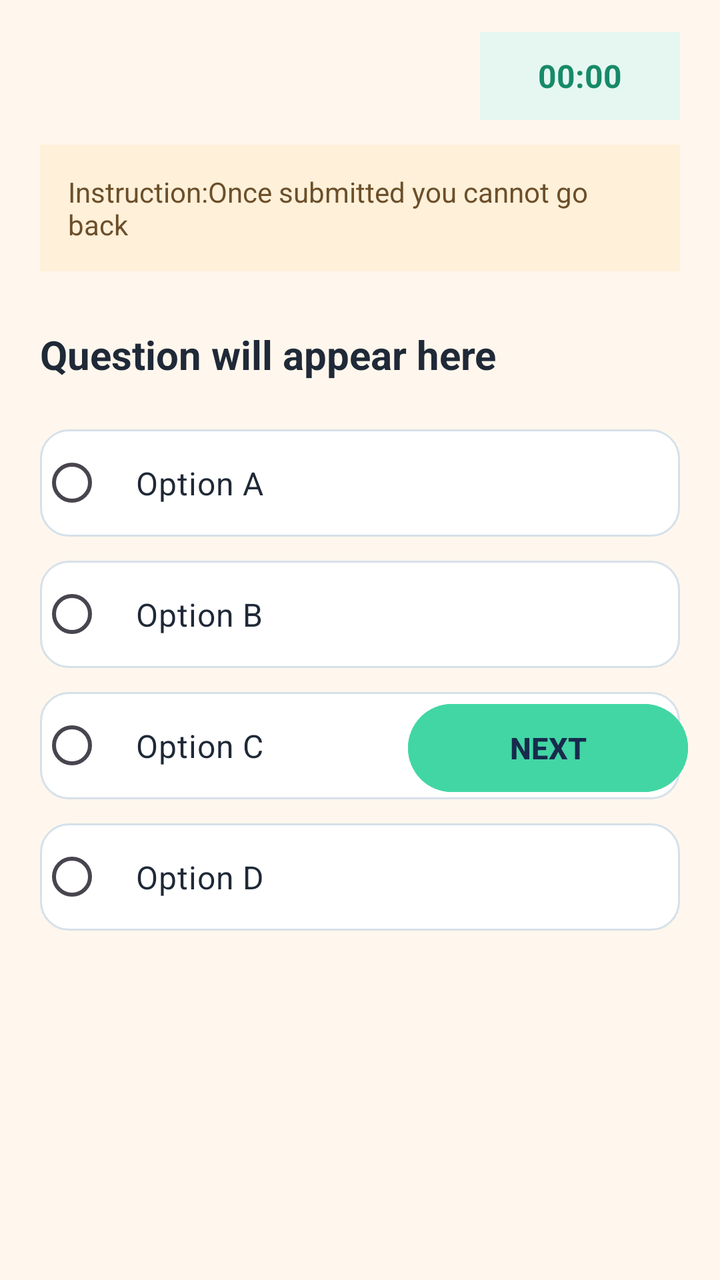
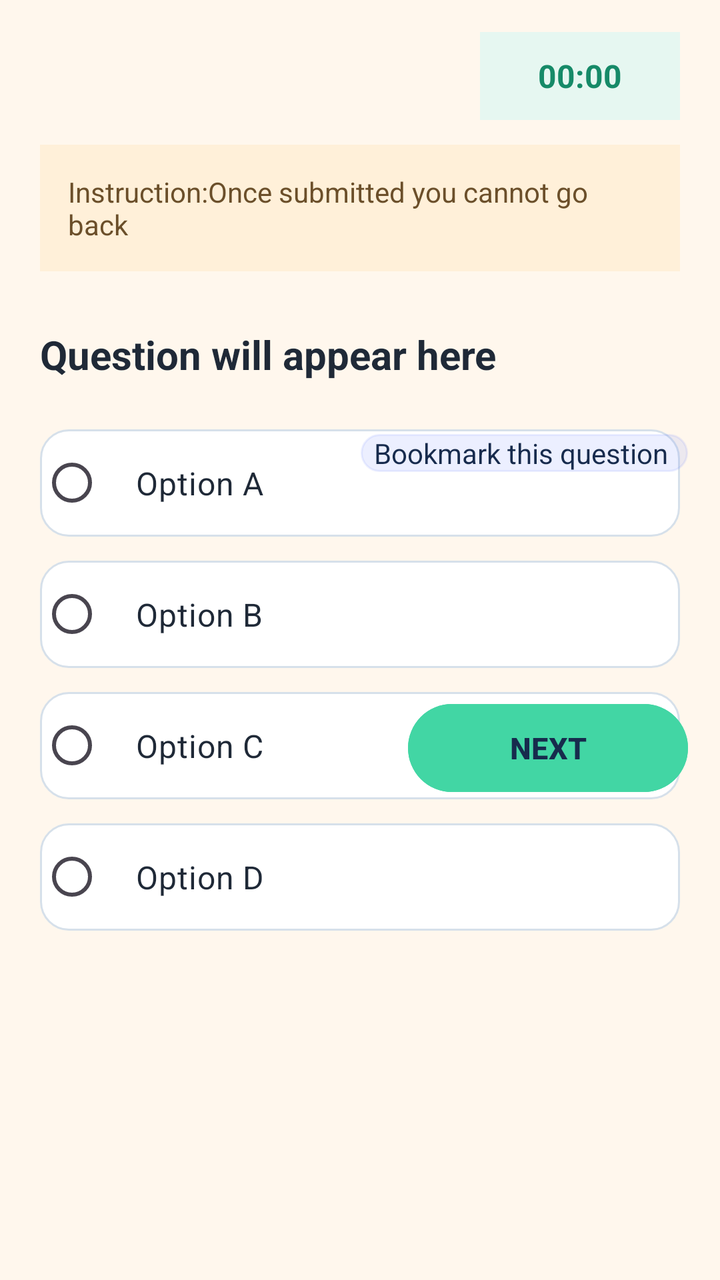

Two renders of the same Android screen: before a commit and after it. Below are the layout's source before the change and the commit's diff.
<!-- AndroidManifest.xml: application theme Theme.PrepMate -->
<!-- res/layout/activity_exam_page.xml -->
<?xml version="1.0" encoding="utf-8"?>
<androidx.constraintlayout.widget.ConstraintLayout
    xmlns:android="http://schemas.android.com/apk/res/android"
    xmlns:app="http://schemas.android.com/apk/res-auto"
    xmlns:tools="http://schemas.android.com/tools"
    android:layout_width="match_parent"
    android:layout_height="match_parent"
    android:background="#FFF7ED">

    
    <TextView
        android:id="@+id/questionNumberText"
        android:layout_width="wrap_content"
        android:layout_height="wrap_content"
        android:layout_marginStart="20dp"
        android:layout_marginTop="24dp"
        android:text=""
        android:textColor="#1F2937"
        android:textSize="18sp"
        android:textStyle="bold"
        app:layout_constraintStart_toStartOf="parent"
        app:layout_constraintTop_toTopOf="parent" />

    
    <TextView
        android:id="@+id/timerText"
        android:layout_width="100dp"
        android:layout_height="44dp"
        android:layout_marginTop="16dp"
        android:layout_marginEnd="20dp"
        android:background="#E6F7F1"
        android:gravity="center"
        android:text="00:00"
        android:textColor="#168A68"
        android:textSize="16sp"
        android:textStyle="bold"
        app:layout_constraintEnd_toEndOf="parent"
        app:layout_constraintTop_toTopOf="parent" />

    
    <TextView
        android:id="@+id/instructionText"
        android:layout_width="0dp"
        android:layout_height="wrap_content"
        android:layout_marginStart="20dp"
        android:layout_marginTop="24dp"
        android:layout_marginEnd="20dp"
        android:background="#FFF0D9"
        android:padding="14dp"
        android:text="Instruction:Once submitted you cannot go back"
        android:textColor="#6B4F2A"
        android:textSize="14sp"
        app:layout_constraintEnd_toEndOf="parent"
        app:layout_constraintStart_toStartOf="parent"
        app:layout_constraintTop_toBottomOf="@id/questionNumberText" />

    
    <TextView
        android:id="@+id/questionText"
        android:layout_width="0dp"
        android:layout_height="wrap_content"
        android:layout_marginStart="20dp"
        android:layout_marginTop="28dp"
        android:layout_marginEnd="20dp"
        android:text="Question will appear here"
        android:textColor="#1F2937"
        android:textSize="20sp"
        android:textStyle="bold"
        app:layout_constraintEnd_toEndOf="parent"
        app:layout_constraintStart_toStartOf="parent"
        app:layout_constraintTop_toBottomOf="@id/instructionText" />

    
    <RadioGroup
        android:id="@+id/optionsGroup"
        android:layout_width="0dp"
        android:layout_height="wrap_content"
        android:layout_marginStart="20dp"
        android:layout_marginTop="24dp"
        android:layout_marginEnd="20dp"
        android:orientation="vertical"
        app:layout_constraintEnd_toEndOf="parent"
        app:layout_constraintStart_toStartOf="parent"
        app:layout_constraintTop_toBottomOf="@id/questionText">

        
        <RadioButton
            android:id="@+id/optionA"
            android:layout_width="match_parent"
            android:layout_height="wrap_content"
            android:background="@drawable/exam_option_background"
            android:buttonTint="#168A68"
            android:padding="16dp"
            android:text="Option A"
            android:textColor="#1F2937"
            android:textSize="16sp" />

        
        <RadioButton
            android:id="@+id/optionB"
            android:layout_width="match_parent"
            android:layout_height="wrap_content"
            android:layout_marginTop="12dp"
            android:background="@drawable/exam_option_background"
            android:buttonTint="#168A68"
            android:padding="16dp"
            android:text="Option B"
            android:textColor="#1F2937"
            android:textSize="16sp" />

        
        <RadioButton
            android:id="@+id/optionC"
            android:layout_width="match_parent"
            android:layout_height="wrap_content"
            android:layout_marginTop="12dp"
            android:background="@drawable/exam_option_background"
            android:buttonTint="#168A68"
            android:padding="16dp"
            android:text="Option C"
            android:textColor="#1F2937"
            android:textSize="16sp" />

        
        <RadioButton
            android:id="@+id/optionD"
            android:layout_width="match_parent"
            android:layout_height="wrap_content"
            android:layout_marginTop="12dp"
            android:background="@drawable/exam_option_background"
            android:buttonTint="#168A68"
            android:padding="16dp"
            android:text="Option D"
            android:textColor="#1F2937"
            android:textSize="16sp" />

    </RadioGroup>

    

    <Button
        android:id="@+id/nextButton"
        android:layout_width="140dp"
        android:layout_height="52dp"
        android:layout_marginEnd="16dp"
        android:layout_marginBottom="240dp"
        android:backgroundTint="#42D6A4"
        android:text="NEXT"
        android:textColor="#172B4D"
        android:textSize="15sp"
        android:textStyle="bold"
        app:layout_constraintBottom_toBottomOf="parent"
        app:layout_constraintEnd_toEndOf="parent" />

    <TextView
        android:id="@+id/textView2"
        android:layout_width="wrap_content"
        android:layout_height="wrap_content"
        android:layout_marginBottom="112dp"
        android:background="@drawable/exam_option_background"
        android:backgroundTint="#172B4DFF"
        android:text="Bookmark this question"
        android:textColor="#172B4D"
        app:layout_constraintBottom_toTopOf="@+id/nextButton"
        app:layout_constraintEnd_toEndOf="parent"
        app:layout_constraintHorizontal_bias="0.847"
        app:layout_constraintStart_toStartOf="parent"
        app:layout_constraintTop_toBottomOf="@+id/optionsGroup"
        app:layout_constraintVertical_bias="0.96" />

</androidx.constraintlayout.widget.ConstraintLayout>
<!-- resources referenced by this layout -->
<resources>
  <!-- drawable exam_option_background (drawable) -->
  <?xml version="1.0" encoding="utf-8"?>
  <shape xmlns:android="http://schemas.android.com/apk/res/android"
      android:shape="rectangle">
  
      <solid android:color="#FFFFFF" />
  
      <stroke
          android:width="1dp"
          android:color="#D6E0EA" />
  
      <corners android:radius="14dp" />
  
  </shape>
  <style name="Theme.PrepMate" parent="Base.Theme.PrepMate" />
  <style name="Base.Theme.PrepMate" parent="Theme.Material3.DayNight.NoActionBar">
          
          
      </style>
</resources>

<!-- the commit's change to res/layout/activity_exam_page.xml (unified diff, before → after) -->
@@ -159,13 +159,13 @@
         android:layout_marginBottom="112dp"
         android:background="@drawable/exam_option_background"
         android:backgroundTint="#172B4DFF"
-        android:text="Bookmark this question"
+        android:text="  Bookmark this question   "
         android:textColor="#172B4D"
         app:layout_constraintBottom_toTopOf="@+id/nextButton"
         app:layout_constraintEnd_toEndOf="parent"
-        app:layout_constraintHorizontal_bias="0.847"
+        app:layout_constraintHorizontal_bias="0.918"
         app:layout_constraintStart_toStartOf="parent"
-        app:layout_constraintTop_toBottomOf="@+id/optionsGroup"
-        app:layout_constraintVertical_bias="0.96" />
+        app:layout_constraintTop_toBottomOf="@+id/instructionText"
+        app:layout_constraintVertical_bias="1.0" />
 
 </androidx.constraintlayout.widget.ConstraintLayout>
